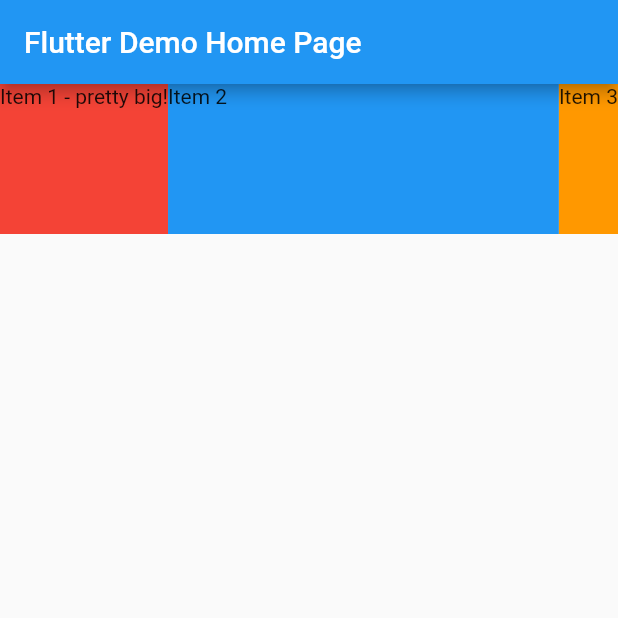
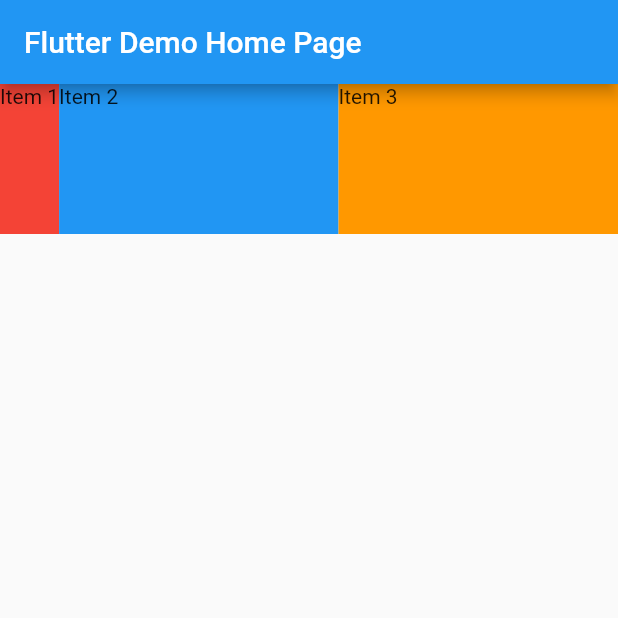
Before and after one commit to BulcsuFarmasi/widget_playground, a Flutter app: the screen it shows after launch, on a phone screen of 412 x 824 dp, the top half of it. Run offline on Flutter 3.47's test engine with Material 2 defaults, Android fonts, the phone set to English and light mode, and no system bars.

Commit message:
Flexible with flexfit.tight in third container

```diff
--- a/lib/main.dart
+++ b/lib/main.dart
@@ -76,7 +76,7 @@ class _MyHomePageState extends State<MyHomePage> {
         children: <Widget>[
           Container(
             height: 100,
-            child: Text('Item 1 - pretty big!'),
+            child: Text('Item 1'),
             color: Colors.red,
           ),
           Flexible(
@@ -88,10 +88,13 @@ class _MyHomePageState extends State<MyHomePage> {
               color: Colors.blue,
             ),
           ),
-          Container(
-            height: 100,
-            child: Text('Item 3'),
-            color: Colors.orange,
+          Flexible(
+            fit: FlexFit.tight,
+            child: Container(
+              height: 100,
+              child: Text('Item 3'),
+              color: Colors.orange,
+            ),
           ),
         ],
       ), // This trailing comma makes auto-formatting nicer for build methods.
```
